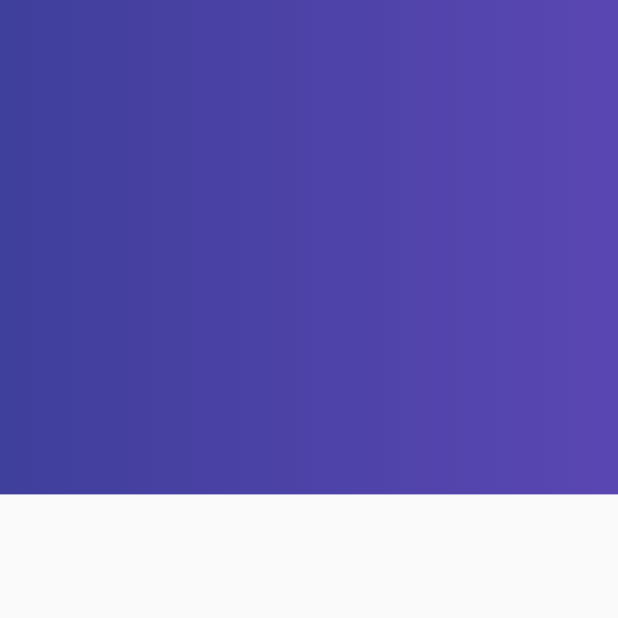
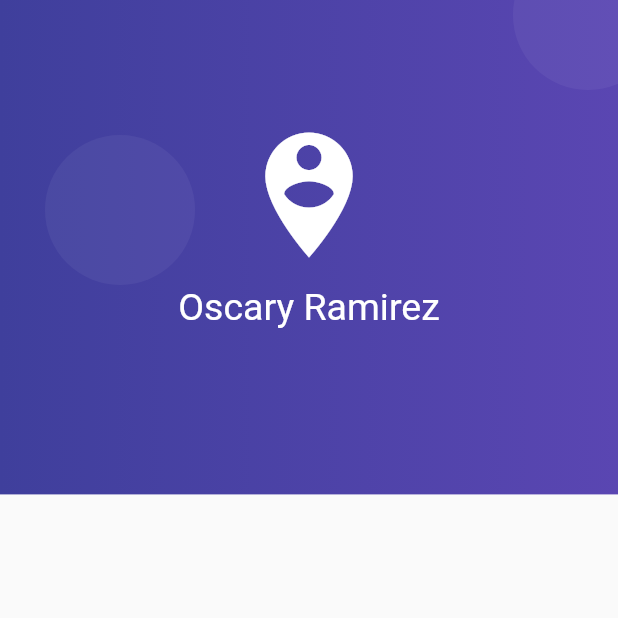
Before and after one commit to oscar02r/form_validation_blog, a Flutter app: the screen it shows after launch, on a phone screen of 412 x 824 dp, the top half of it. Run offline on Flutter 3.47's test engine with Material 2 defaults, Android fonts, the phone set to English and light mode, and no system bars.

Commit message:
Backgroud porpure, circles and logo ready

```diff
--- a/lib/src/page/login_page.dart
+++ b/lib/src/page/login_page.dart
@@ -15,7 +15,7 @@ class LoginPage extends StatelessWidget{
 
  Widget _crearFondo(BuildContext context) {
       final size = MediaQuery.of(context).size;
-       return Container(
+       final fondoMorado = Container(
                height: size.height * 0.40,
                width: double.infinity,
           decoration:BoxDecoration(
@@ -27,5 +27,42 @@ class LoginPage extends StatelessWidget{
             )
           ),
        );
+
+
+       final crearCirculo = Container(
+         height: 100.0,
+         width: 100.0,
+         decoration: BoxDecoration(
+           borderRadius: BorderRadius.circular(100.0),
+           color: Color.fromRGBO(255, 255, 255, 0.05)
+         ),
+       );
+
+
+       return Stack(
+         children: [
+           fondoMorado,
+           Positioned(child: crearCirculo, top: 90.0, left: 30.0),
+           Positioned(child: crearCirculo, top: -40.0, right:-30.0),
+           Positioned(child: crearCirculo, bottom: -50.0, left: -10.0),
+           Positioned(child: crearCirculo, bottom: 120, right: 20.0),
+           Positioned(child: crearCirculo, bottom: -50, right:- 20.0),
+           Container(
+             padding: EdgeInsets.only(top: 80.0),
+             child: Column(
+
+               children: [
+                 Icon(Icons.person_pin_circle, color: Colors.white, size: 100.0,),
+                 SizedBox(height: 10.0, width: double.infinity,),
+                 Text('Oscary Ramirez', style: TextStyle(
+                     fontSize: 25.0,
+                     color: Colors.white
+                 ),
+                 )
+               ],
+             ),
+           )
+         ],
+       );
   }
 }
```
